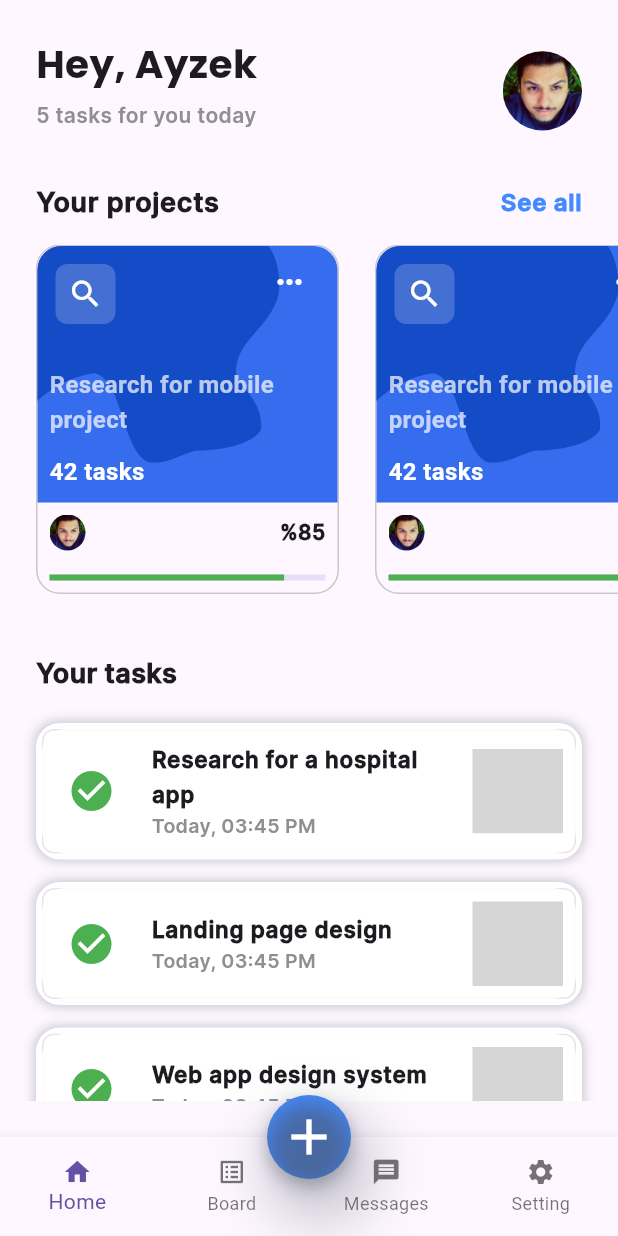
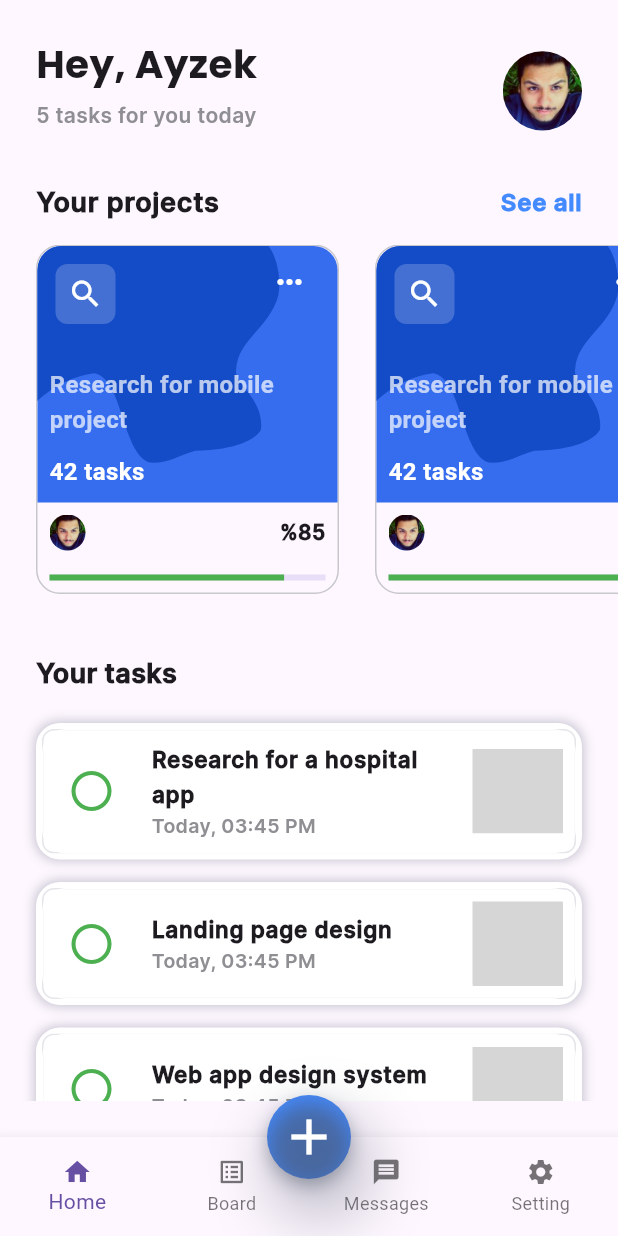
Before and after one commit to Scrdoctor1412/RiveAppFlutter, a Flutter app: the screen it shows once a user with an empty profile is signed in, on a phone screen of 412 x 824 dp. Run offline on Flutter 3.47's test engine with Material 3 defaults, Android fonts, the phone set to English and light mode, and no system bars; our stand-ins replace cloud_firestore, dotted_border, firebase_auth, firebase_core, firebase_storage, flutter_svg and 4 more; missing offline and left inert: drag_and_drop_lists, flutter_image_stack; accounts and stored records are empty; statements that could not run were skipped; grey boxes are pictures that could not be loaded.

Commit message:
fixing bugs in home_page_view and drag_and_drop

```diff
--- a/lib/rive_app/bottom_bar_page/home_page_view.dart
+++ b/lib/rive_app/bottom_bar_page/home_page_view.dart
@@ -335,16 +335,20 @@ class _HomePageViewState extends State<HomePageView>
           child: ListTile(
             contentPadding: const EdgeInsets.symmetric(horizontal: 8),
             shape: RoundedRectangleBorder(
-              side: BorderSide(
+              side: const BorderSide(
                 color: CupertinoColors.systemGrey5,
               ),
               borderRadius: BorderRadius.circular(8),
             ),
             // minLeadingWidth: 0,
             leading: IconButton(
-              onPressed: () {},
-              icon: const Icon(
-                Icons.check_circle,
+              onPressed: () {
+                setState(() {
+                  taskCheck[index] = !taskCheck[index];
+                });
+              },
+              icon: Icon(
+                taskCheck[index] ? Icons.check_circle : Icons.circle_outlined,
                 color: Colors.green,
                 size: 32,
               ),
```
Also changed, not shown: lib/drag_and_drop.dart (+32 -13 lines).
